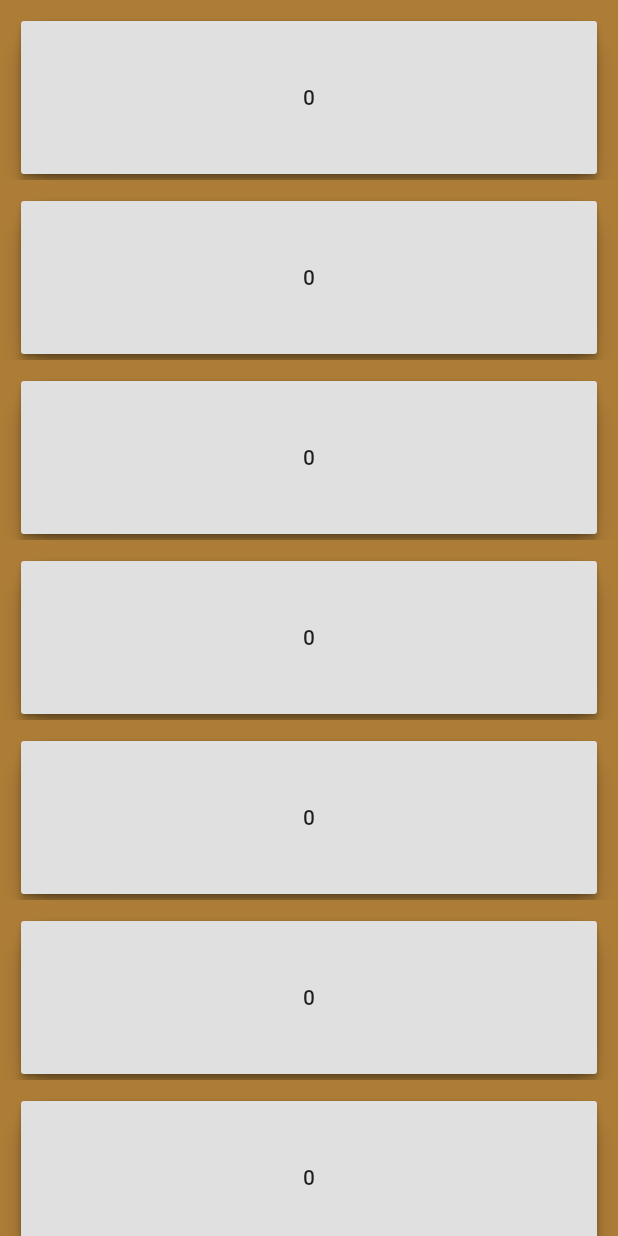
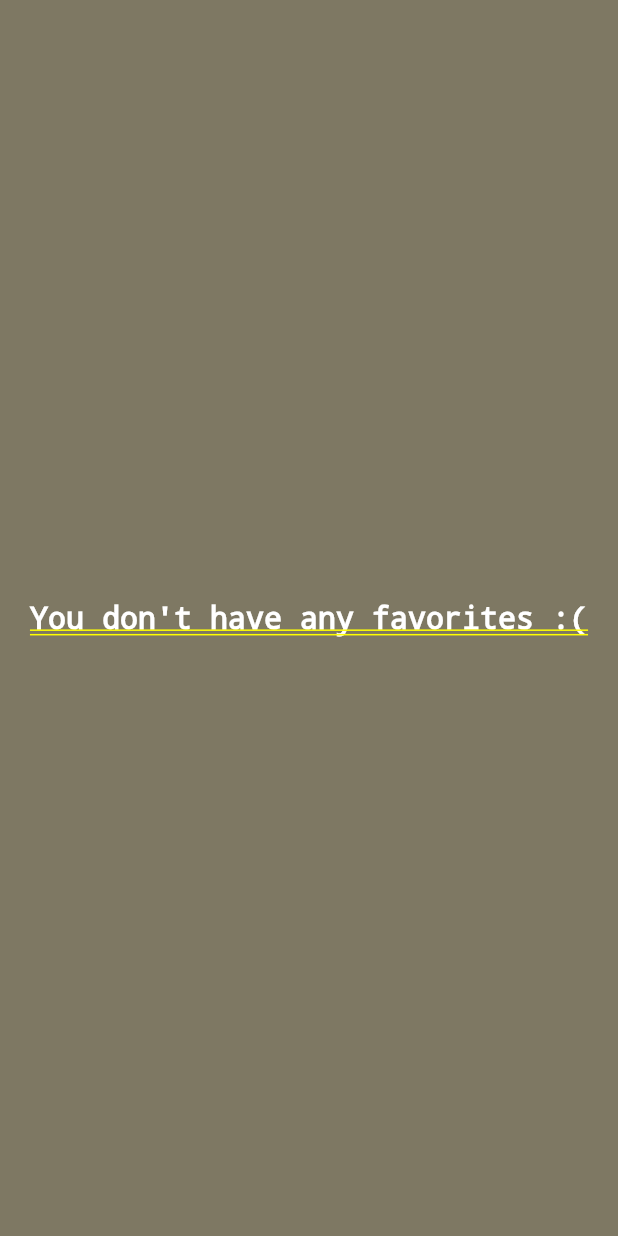
Before and after one commit to PopcodeMobile/desafio-android, a Flutter app: the FavList screen opened directly, on a phone screen of 412 x 824 dp. Run offline on Flutter 3.47's test engine with Material 2 defaults, Android fonts, the light colour scheme and no system bars; drawn by our look-alikes of oktoast; our stand-ins replace flutter_icons, google_nav_bar, line_icons, sqflite; accounts and stored records are empty.

Commit message:
Finished implementing favorite logic Adjustments to character iten Finished favorite screen 50% of the times, call to favorite API now returns HTTP status 400

```diff
--- a/lib/data/CharacterManager.dart
+++ b/lib/data/CharacterManager.dart
@@ -6,7 +6,6 @@ import 'package:starchars/data/DatabaseProvider.dart';
 class CharacterManager{
 
   static Future<List<Character>> getCharChunk(int fromID, int amnt) async {
-    print("CHAMOU");
 
      List<Character> lst = new List();
 
@@ -17,15 +16,21 @@ class CharacterManager{
          lst.add(character);
        }
 
-       //print("Added: " + character.name + i.toString());
-
      }
-
-//    for(var i = 0; i < lst.length; i++){
-//      print(lst[i].name);
-//    }
-
      return lst;
   }
 
+
+  static Future<List<Character>> getFavorites() async {
+    List<Character> lst = new List();
+
+    List<Map<String, dynamic>> rec = await DatabaseProvider.db.getFavorites();
+
+    if(rec != null) {
+      rec.forEach((char) => lst.add(Character.fromMap(char)));
+    }
+
+    return lst;
+  }
+
 }
--- a/lib/main.dart
+++ b/lib/main.dart
@@ -1,4 +1,5 @@
+import 'package:oktoast/oktoast.dart';
 import 'package:starchars/user_interface/tabview.dart';
 import 'package:flutter/material.dart';
 
-void main() => runApp(TabPage());
+void main() => runApp(OKToast(child:TabPage()));
--- a/lib/user_interface/favlist.dart
+++ b/lib/user_interface/favlist.dart
@@ -1,4 +1,8 @@
 import 'package:flutter/material.dart';
+import 'package:starchars/data/Character.dart';
+import 'package:starchars/data/CharacterManager.dart';
+import 'package:starchars/data/DatabaseManager.dart';
+import 'package:starchars/user_interface/char.dart';
 
 class FavList extends StatefulWidget {
   _InfiniteScrollListViewState createState() => _InfiniteScrollListViewState();
@@ -6,24 +10,18 @@ class FavList extends StatefulWidget {
 
 class _InfiniteScrollListViewState extends State<FavList> {
   ScrollController _scrollController = ScrollController();
+  List<Character> _listViewData = List();
+  bool done = false;
 
   @override
   void initState() {
     super.initState();
-    _scrollController.addListener(() {
-      if (_scrollController.position.pixels ==
-          _scrollController.position.maxScrollExtent) {
-        _loadMore();
-      }
-    });
+    getFavorites();
   }
 
-  _loadMore() {
-    setState(() {
-      print('loading more,...');
-      //if we're at the end of the list, add more items
-      _listViewData..addAll(List<String>.from(_listViewData));
-    });
+  void getFavorites() async {
+    _listViewData = await CharacterManager.getFavorites();
+    setState(() {});
   }
 
   @override
@@ -32,61 +30,33 @@ class _InfiniteScrollListViewState extends State<FavList> {
     super.dispose();
   }
 
-  List<String> _listViewData = [
-    "Inducesmile.com",
-    "Flutter Dev",
-    "Android Dev",
-    "iOS Dev!",
-    "React Native Dev!",
-    "React Dev!",
-    "express Dev!",
-    "Laravel Dev!",
-    "Angular Dev!",
-    "Adonis Dev!",
-    "Next.js Dev!",
-    "Node.js Dev!",
-    "Vue.js Dev!",
-    "Java Dev!",
-    "C# Dev!",
-    "C++ Dev!",
-  ];
-
-  int number = 0;
-
   @override
   Widget build(BuildContext context) {
-
+    if (_listViewData.isEmpty) {
+      return Container(
+        color: Color.fromRGBO(126, 120, 99, 1.0),
+        child: Center(
+            child: Text(
+          "You don't have any favorites :(",
+          style: TextStyle(fontSize: 20, color: Colors.white),
+        )),
+      );
+    }
 
     return Scaffold(
-      backgroundColor: Colors.transparent,
-      body: ListView.builder(
+        body: new Container(
+      color: Color.fromRGBO(126, 120, 99, 1.0),
+      child: ListView.builder(
         itemCount: _listViewData.length,
         controller: _scrollController,
         itemBuilder: (context, index) {
-          return Container(
-              color: Color.fromRGBO(173, 125, 55, 1.0),
-              padding: EdgeInsets.fromLTRB(10, 10, 10, 0),
-              height: 120,
-              width: double.maxFinite,
-              child: Card(
-                shape: RoundedRectangleBorder(
-                    borderRadius: BorderRadius.circular(20.0)),
-                color: Colors.white,
-                child: RaisedButton(onPressed: _changeNumber,
-                  child: Text(number.toString()),),
-                elevation: 6,
-              ));
+          return CharItem(_listViewData[index], notifyParent: refresh);
         },
       ),
-    );
-
-  }
-  void _changeNumber(){
-    setState(() {
-      number += 1;
-    });
-
+    ));
   }
 
-
+  refresh() {
+    getFavorites();
+  }
 }
--- a/pubspec.yaml
+++ b/pubspec.yaml
@@ -30,6 +30,7 @@ dependencies:
   path_provider: any
   http: ^0.11.3+16
   flutter_icons: ^1.0.0+1
+  oktoast: ^2.1.8
 
 dev_dependencies:
   flutter_test:
```
Also changed, not shown: lib/data/DatabaseManager.dart (+37 -20 lines), lib/data/DatabaseProvider.dart (+8 -0 lines), lib/user_interface/char.dart (+28 -10 lines), lib/user_interface/charlist.dart (+6 -20 lines), lib/user_interface/detailscreen.dart (+30 -10 lines), lib/user_interface/searchlist.dart (+11 -10 lines), pubspec.lock.
